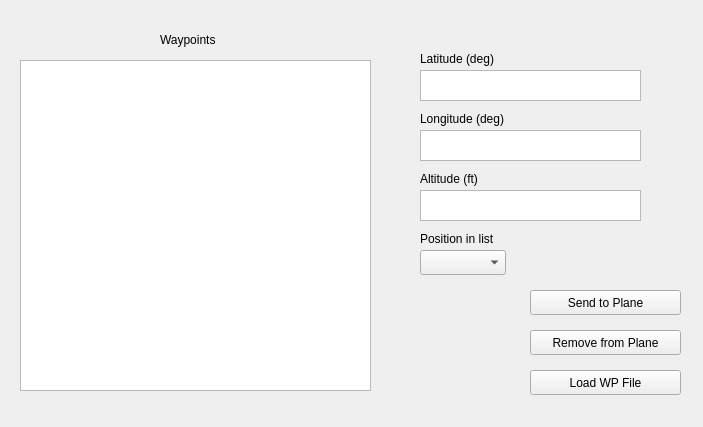
Above: src/ground_station/resources/wp_window.ui from rosplane/GroundStation before the change. Below: the same form after it.
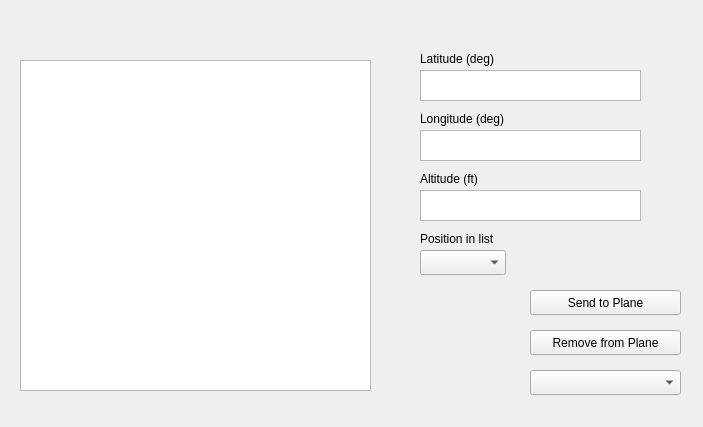
That is the form after the change.

Diff of the .ui file:
```diff
--- a/src/ground_station/resources/wp_window.ui
+++ b/src/ground_station/resources/wp_window.ui
@@ -69,14 +69,14 @@
   <widget class="QLabel" name="label">
    <property name="geometry">
     <rect>
-     <x>160</x>
+     <x>80</x>
      <y>30</y>
-     <width>81</width>
+     <width>320</width>
      <height>20</height>
     </rect>
    </property>
    <property name="text">
-    <string>Waypoints</string>
+    <string> </string>
    </property>
   </widget>
   <widget class="QLabel" name="label_2">
@@ -154,6 +154,17 @@
     <string>Remove from Plane</string>
    </property>
   </widget>
+  <widget class="QComboBox" name="mode_comboBox">
+    <property name="geometry">
+     <rect>
+      <x>530</x>
+      <y>370</y>
+      <width>151</width>
+      <height>25</height>
+     </rect>
+    </property>
+  </widget>
+  <!--
   <widget class="QPushButton" name="pushButton_3">
    <property name="geometry">
     <rect>
@@ -167,6 +178,7 @@
     <string>Load WP File</string>
    </property>
   </widget>
+-->
  </widget>
  <layoutdefault spacing="6" margin="11"/>
  <resources/>
```
Left out of the diff: 2 changed lines with no effect on the pictures.
